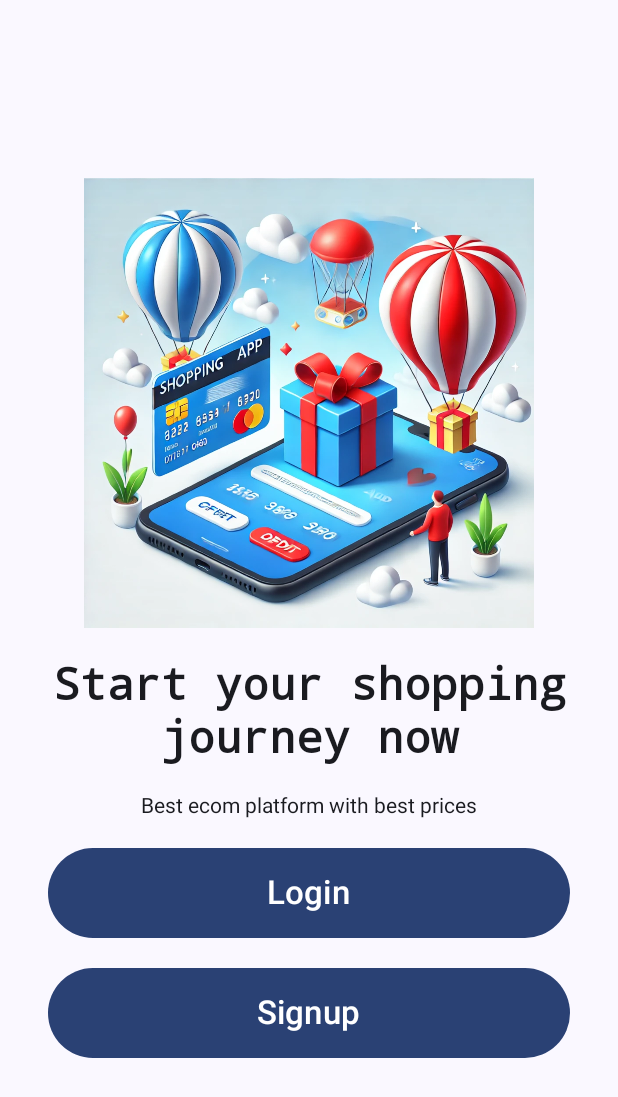
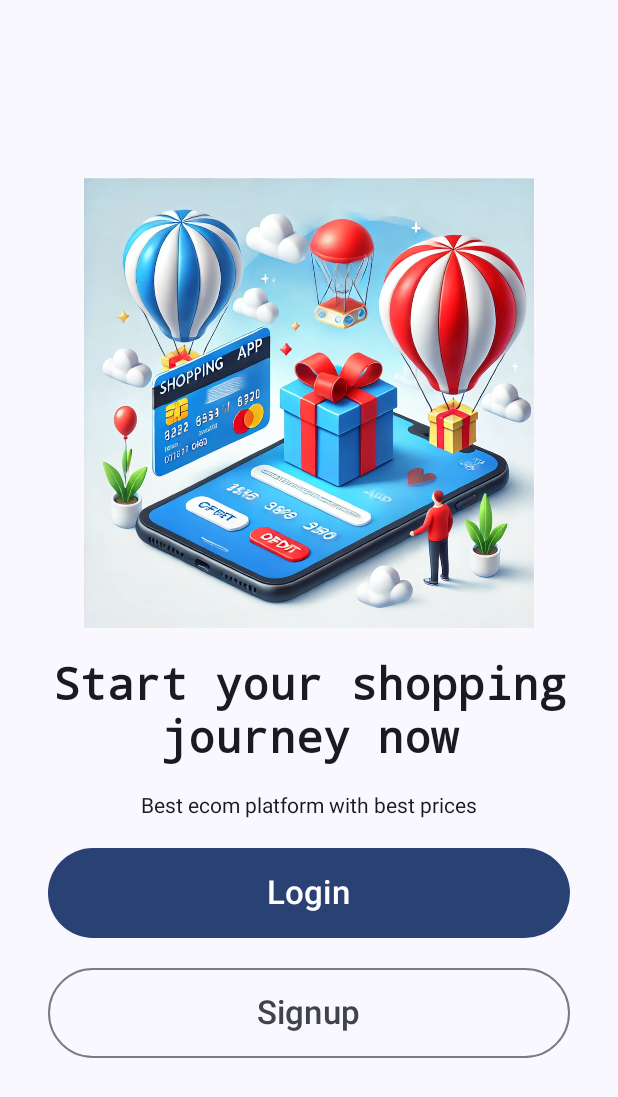
Before and after one commit to HarunRashid-dev/EasyShop, an Android app built with Jetpack Compose: the AuthScreen screen opened through its navigation route, on a phone screen of 412 x 824 dp. Shown: the top 1097 px of the screen. Run offline under Robolectric (Android 15) with nearby library versions, the phone set to English and light mode, and no system bars.

Commit message:
https://youtu.be/Yv9AGakWoaM?si=HycRA-QNx4mkcYTl Completed

```diff
--- a/app/src/main/java/com/example/easyshop/AppNavigation.kt
+++ b/app/src/main/java/com/example/easyshop/AppNavigation.kt
@@ -6,6 +6,8 @@ import androidx.navigation.compose.NavHost
 import androidx.navigation.compose.composable
 import androidx.navigation.compose.rememberNavController
 import com.example.easyshop.screen.AuthScreen
+import com.example.easyshop.screen.LoginScreen
+import com.example.easyshop.screen.SingupScreen
 
 
 @Composable
@@ -16,7 +18,15 @@ fun AppNavigation(modifier : Modifier = Modifier){
     NavHost(navController = navController, startDestination = "auth") {
 
         composable("auth") {
-            AuthScreen(modifier)
+            AuthScreen(modifier,navController)
+        }
+
+        composable("login") {
+            LoginScreen(modifier)
+        }
+
+        composable("singup") {
+            SingupScreen(modifier)
         }
 
     }
--- a/app/src/main/java/com/example/easyshop/screen/AuthScreen.kt
+++ b/app/src/main/java/com/example/easyshop/screen/AuthScreen.kt
@@ -1,6 +1,5 @@
 package com.example.easyshop.screen
 
-import android.R.attr.onClick
 import androidx.compose.foundation.Image
 import androidx.compose.foundation.layout.Arrangement
 import androidx.compose.foundation.layout.Column
@@ -10,6 +9,7 @@ import androidx.compose.foundation.layout.fillMaxWidth
 import androidx.compose.foundation.layout.height
 import androidx.compose.foundation.layout.padding
 import androidx.compose.material3.Button
+import androidx.compose.material3.OutlinedButton
 import androidx.compose.material3.Text
 import androidx.compose.runtime.Composable
 import androidx.compose.ui.Alignment
@@ -21,10 +21,11 @@ import androidx.compose.ui.text.font.FontWeight
 import androidx.compose.ui.text.style.TextAlign
 import androidx.compose.ui.unit.dp
 import androidx.compose.ui.unit.sp
+import androidx.navigation.NavHostController
 import com.example.easyshop.R
 
 @Composable
-fun AuthScreen(modifier: Modifier = Modifier){
+fun AuthScreen(modifier: Modifier = Modifier, navController: NavHostController){
     Column (
         modifier = modifier
             .fillMaxSize()
@@ -59,7 +60,9 @@ fun AuthScreen(modifier: Modifier = Modifier){
 
         Spacer(modifier = Modifier.height(20.dp))
 
-        Button(onClick = { },
+        Button(onClick = {
+            navController.navigate("login")
+        },
             modifier= Modifier.fillMaxWidth()
                 .height(60.dp)
             ){
@@ -68,7 +71,9 @@ fun AuthScreen(modifier: Modifier = Modifier){
 
         Spacer(modifier = Modifier.height(20.dp))
 
-        Button(onClick = { },
+        OutlinedButton(onClick = {
+            navController.navigate("Signup")
+        },
             modifier= Modifier.fillMaxWidth()
                 .height(60.dp)
         ){
```
Also changed, not shown: app/src/main/java/com/example/easyshop/screen/LoginScreen.kt (added, +11 -0 lines), app/src/main/java/com/example/easyshop/screen/SingupScreen.kt (added, +11 -0 lines).
